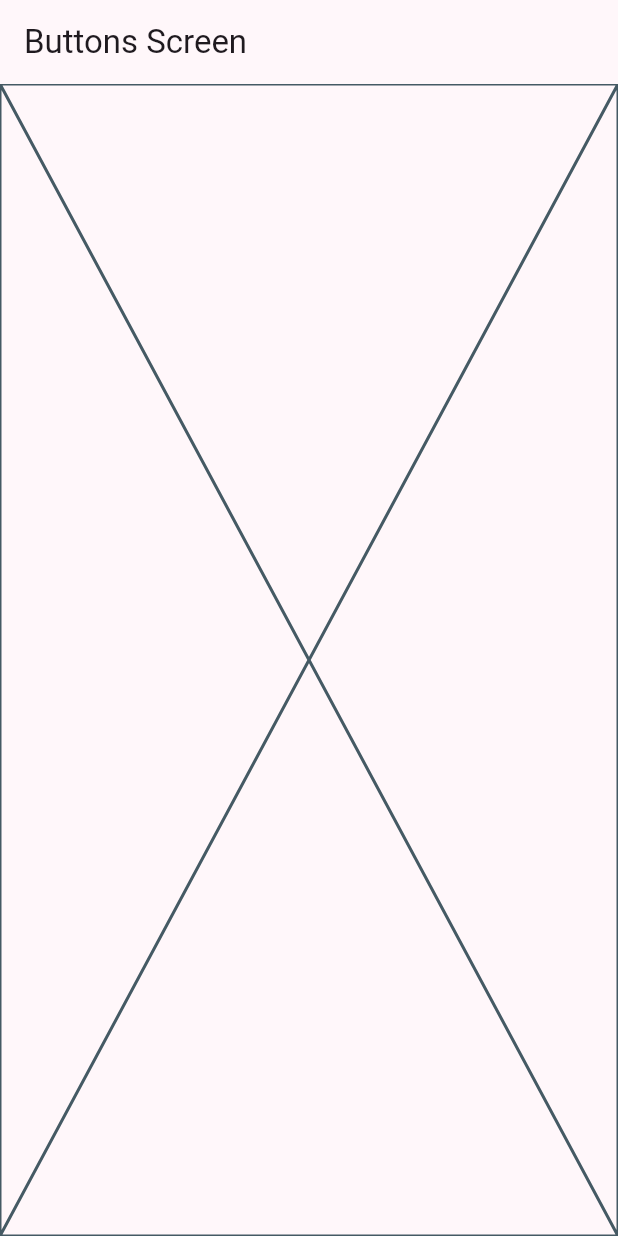
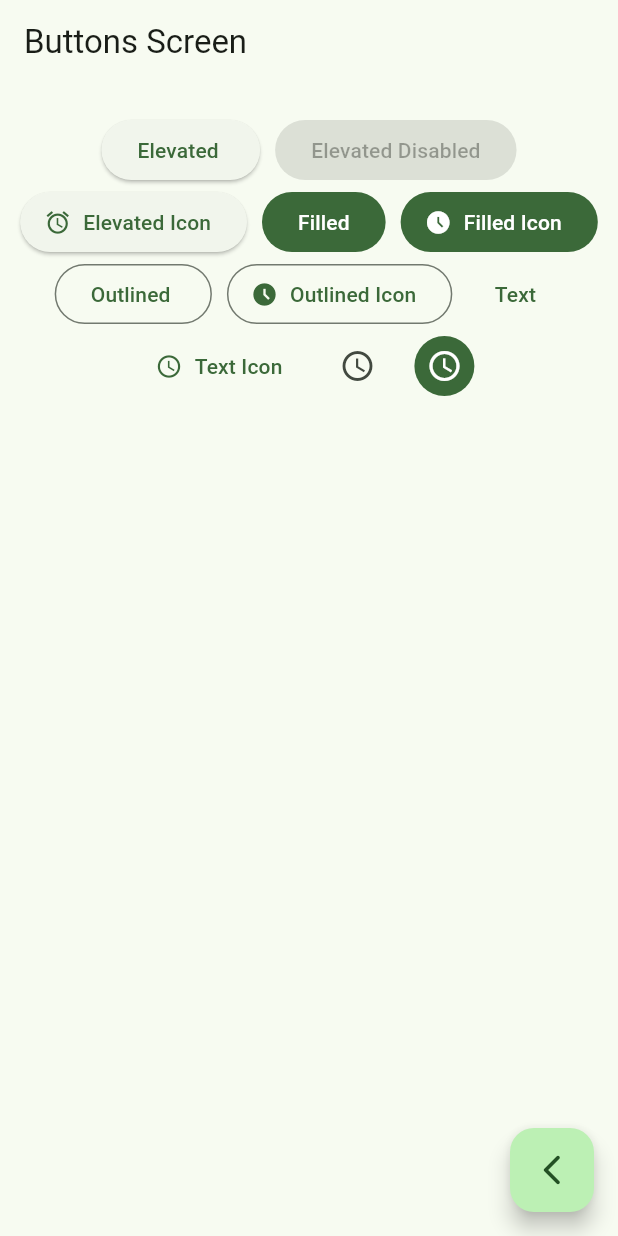
Before and after one commit to paulG1505/flutter_widgets_examples, a Flutter app: the ButtonsScreen screen opened by its route, on a phone screen of 412 x 824 dp. Run offline on Flutter 3.47's test engine with Material 2 defaults, Android fonts, the phone set to English and light mode, and no system bars; our stand-ins replace go_router.

Commit message:
Example Buttons

```diff
--- a/lib/main.dart
+++ b/lib/main.dart
@@ -1,9 +1,6 @@
 import 'package:flutter/material.dart';
 import 'package:widgets_app/config/router/app_router.dart';
 import 'package:widgets_app/config/theme/app_theme.dart';
-import 'package:widgets_app/presentation/screens/buttons/buttons_screen.dart';
-import 'package:widgets_app/presentation/screens/cards/cards_screen.dart';
-import 'package:widgets_app/presentation/screens/home/home_screen.dart';
 
 void main() {
   runApp(const MainApp());
@@ -18,7 +15,7 @@ class MainApp extends StatelessWidget {
     return MaterialApp.router(
       routerConfig: appRouter,
       debugShowCheckedModeBanner: false,
-      theme: AppTheme(selectedColor: 4).getTheme(),
+      theme: AppTheme(selectedColor: 2).getTheme(),
     );
   }
 }
--- a/lib/presentation/screens/buttons/buttons_screen.dart
+++ b/lib/presentation/screens/buttons/buttons_screen.dart
@@ -1,4 +1,6 @@
 import 'package:flutter/material.dart';
+import 'package:go_router/go_router.dart';
+
 class ButtonsScreen extends StatelessWidget {
   static const String name = 'buttons_screen';
   const ButtonsScreen({super.key});
@@ -6,10 +8,73 @@ class ButtonsScreen extends StatelessWidget {
   @override
   Widget build(BuildContext context) {
     return Scaffold(
+      floatingActionButton: FloatingActionButton(
+        child: const Icon(Icons.arrow_back_ios_new_rounded),
+        onPressed: () {
+          context.pop(); //para regresar a la pestaña anterior
+        },
+      ),
       appBar: AppBar(
         title: const Text('Buttons Screen'),
       ),
-      body: const Placeholder(),
+      body: const _ButtonsView(),
     );
   }
 }
+
+class _ButtonsView extends StatelessWidget {
+  const _ButtonsView();
+
+  @override
+  Widget build(BuildContext context) {
+    final colors = Theme.of(context).colorScheme;
+
+    return SizedBox(
+        width: double.infinity, //para que tome todo el ancho posible
+        child: Padding(
+          padding: const EdgeInsets.symmetric(horizontal: 10, vertical: 20),
+          child: Wrap(
+            spacing: 10,
+            alignment: WrapAlignment.center,
+            children: [
+              ElevatedButton(onPressed: () {}, child: const Text('Elevated ')),
+              const ElevatedButton(
+                  onPressed: null, child: Text('Elevated Disabled')),
+              ElevatedButton.icon(
+                onPressed: () {},
+                icon: const Icon(Icons.access_alarm_outlined),
+                label: const Text('Elevated Icon'),
+              ),
+              FilledButton(onPressed: () {}, child: const Text('Filled')),
+              FilledButton.icon(
+                  onPressed: () {},
+                  label: const Text('Filled Icon'),
+                  icon: const Icon(Icons.access_time_filled_outlined)),
+
+              OutlinedButton(onPressed: () {}, child: const Text('Outlined ')),
+              OutlinedButton.icon(
+                  onPressed: () {},
+                  label: const Text('Outlined Icon'),
+                  icon: const Icon(Icons.access_time_filled)),
+
+              TextButton(onPressed: () {}, child: const Text('Text')),
+              TextButton.icon(
+                  onPressed: () {},
+                  label: const Text('Text Icon'),
+                  icon: const Icon(Icons.access_time)),
+
+              //TODO CUSTOM BUTTON
+
+              IconButton(onPressed: () {}, icon: const Icon(Icons.access_time)),
+              IconButton(
+                  onPressed: () {},
+                  icon: const Icon(Icons.access_time),
+                  style: ButtonStyle(
+                    backgroundColor: MaterialStatePropertyAll(colors.primary),
+                    iconColor: const MaterialStatePropertyAll(Colors.white),
+                  ))
+            ],
+          ),
+        ));
+  }
+}
```
